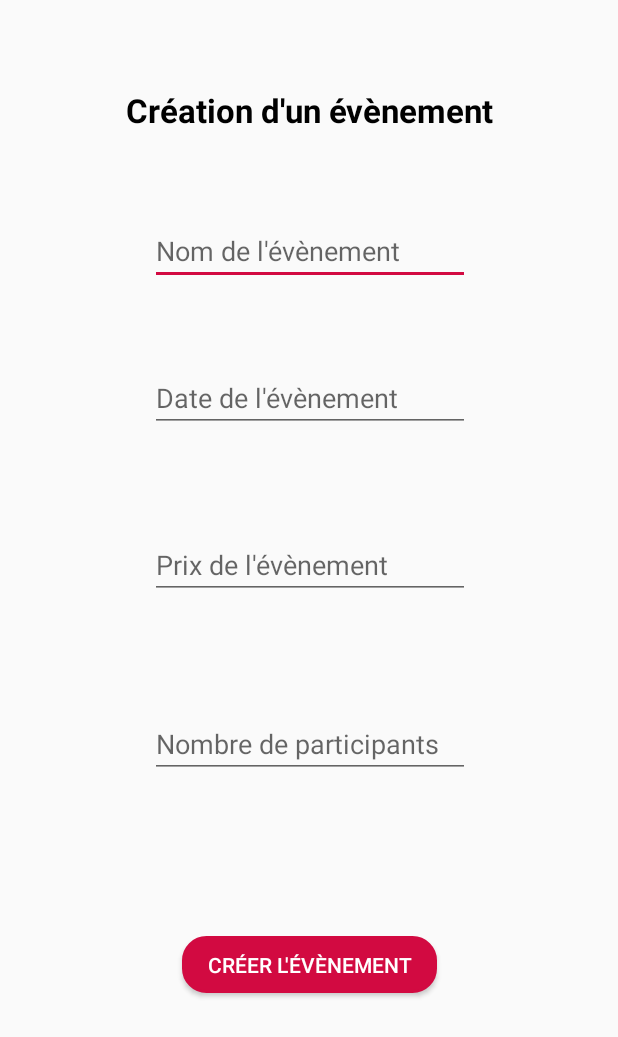
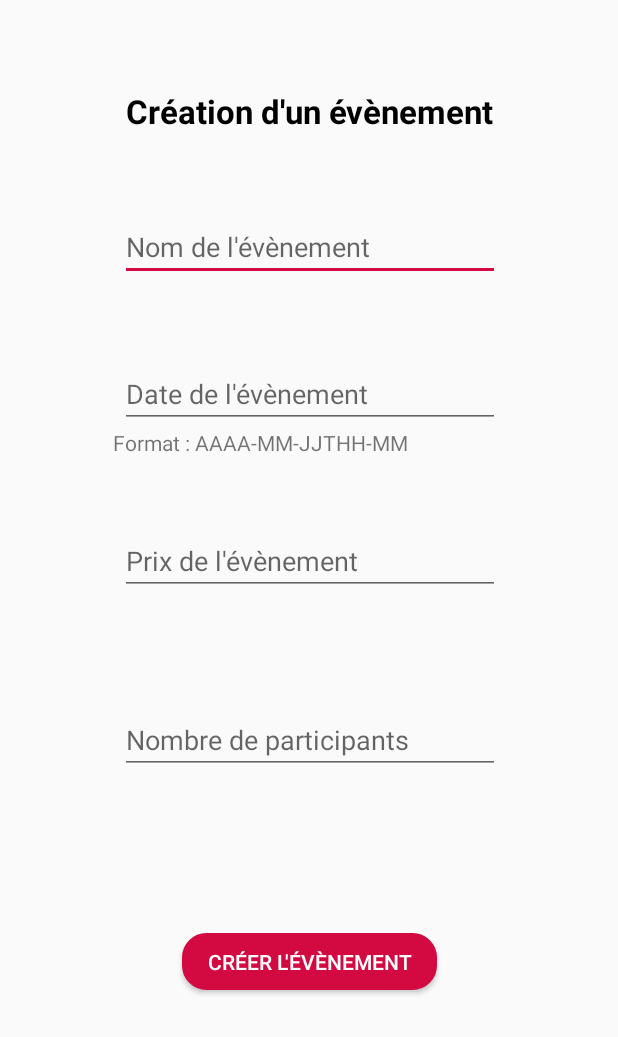
Before and after one commit to Haingue/SportIn, an Android app: the PageCreerEvent screen opened directly, with no data from a screen before it, on a phone screen of 412 x 824 dp. Shown: the top 1037 px of the screen. Run offline under Robolectric (Android 15) with nearby library versions, the phone set to English and light mode, and no system bars.

Commit message:
add page creation event

```diff
--- a/SportIn/app/src/main/java/fr/univ_lille1/iutinfo/sportin/PageCreerEvent.java
+++ b/SportIn/app/src/main/java/fr/univ_lille1/iutinfo/sportin/PageCreerEvent.java
@@ -1,7 +1,13 @@
 package fr.univ_lille1.iutinfo.sportin;
 
+import android.app.AlertDialog;
+import android.content.DialogInterface;
+import android.content.Intent;
+import android.net.Uri;
 import android.os.Bundle;
 import android.support.v7.app.AppCompatActivity;
+import android.view.View;
+import android.widget.Toast;
 
 /**
  * Created by magnierb on 23/03/18.
@@ -14,4 +20,20 @@ public class PageCreerEvent extends AppCompatActivity {
         super.setContentView(R.layout.activity_creer_event);
     }
 
+    public void creerEvent(View view){
+
+        if(true) { //TODO verifier que l'event est valide
+
+            //TODO creer l'event
+
+            Toast.makeText(getApplicationContext(),"Event crée",Toast.LENGTH_LONG).show();
+
+            Intent i = new Intent(this, PageNav.class);
+            startActivity(i);
+        } else {
+            Toast.makeText(getApplicationContext(),"Event invalide",Toast.LENGTH_LONG).show();
+        }
+
+    }
+
 }
--- a/SportIn/app/src/main/res/layout/activity_creer_event.xml
+++ b/SportIn/app/src/main/res/layout/activity_creer_event.xml
@@ -30,8 +30,8 @@
 
         <EditText
             android:id="@+id/nomEvent"
-            android:layout_width="wrap_content"
-            android:layout_height="wrap_content"
+            android:layout_width="253dp"
+            android:layout_height="42dp"
             android:layout_marginBottom="8dp"
             android:layout_marginLeft="8dp"
             android:layout_marginRight="8dp"
@@ -44,11 +44,13 @@
             app:layout_constraintLeft_toLeftOf="parent"
             app:layout_constraintRight_toRightOf="parent"
             app:layout_constraintTop_toTopOf="parent"
-            app:layout_constraintVertical_bias="0.179" />
+            app:layout_constraintVertical_bias="0.179"
+            tools:layout_editor_absoluteY="90dp"
+            tools:layout_editor_absoluteX="47dp" />
 
         <EditText
             android:id="@+id/dateEvent"
-            android:layout_width="wrap_content"
+            android:layout_width="253dp"
             android:layout_height="wrap_content"
             android:layout_marginBottom="8dp"
             android:layout_marginLeft="8dp"
@@ -66,7 +68,7 @@
 
         <EditText
             android:id="@+id/prixEvent"
-            android:layout_width="wrap_content"
+            android:layout_width="253dp"
             android:layout_height="wrap_content"
             android:layout_marginBottom="8dp"
             android:layout_marginLeft="8dp"
@@ -84,20 +86,20 @@
 
         <EditText
             android:id="@+id/nbPartEvent"
-            android:layout_width="wrap_content"
+            android:layout_width="253dp"
             android:layout_height="wrap_content"
+            android:layout_marginBottom="8dp"
+            android:layout_marginLeft="8dp"
+            android:layout_marginRight="8dp"
+            android:layout_marginTop="8dp"
             android:ems="10"
             android:hint="Nombre de participants"
             android:inputType="number"
-            android:layout_marginTop="8dp"
+            app:layout_constraintBottom_toBottomOf="parent"
+            app:layout_constraintHorizontal_bias="0.503"
+            app:layout_constraintLeft_toLeftOf="parent"
+            app:layout_constraintRight_toRightOf="parent"
             app:layout_constraintTop_toBottomOf="@+id/prixEvent"
-            app:layout_constraintBottom_toBottomOf="parent"
-            android:layout_marginBottom="8dp"
-            android:layout_marginLeft="8dp"
-            app:layout_constraintLeft_toLeftOf="parent"
-            android:layout_marginRight="8dp"
-            app:layout_constraintRight_toRightOf="parent"
-            app:layout_constraintHorizontal_bias="0.503"
             app:layout_constraintVertical_bias="0.181" />
 
         <Button
@@ -110,7 +112,7 @@
             android:layout_marginTop="8dp"
             android:background="@drawable/fond_bouton"
             android:backgroundTint="@color/color_sportin"
-            android:onClick="popUp"
+            android:onClick="creerEvent"
             android:text="Créer l'évènement"
             android:textColor="@android:color/background_light"
             app:layout_constraintBottom_toBottomOf="parent"
@@ -118,5 +120,21 @@
             app:layout_constraintRight_toRightOf="parent"
             app:layout_constraintTop_toBottomOf="@+id/nbPartEvent"
             app:layout_constraintVertical_bias="0.387" />
+
+        <TextView
+            android:id="@+id/textView2"
+            android:layout_width="wrap_content"
+            android:layout_height="wrap_content"
+            android:layout_marginBottom="8dp"
+            android:layout_marginLeft="8dp"
+            android:layout_marginRight="8dp"
+            android:layout_marginTop="0dp"
+            android:text="Format : AAAA-MM-JJTHH-MM"
+            app:layout_constraintBottom_toTopOf="@+id/prixEvent"
+            app:layout_constraintHorizontal_bias="0.339"
+            app:layout_constraintLeft_toLeftOf="parent"
+            app:layout_constraintRight_toRightOf="parent"
+            app:layout_constraintTop_toBottomOf="@+id/dateEvent"
+            app:layout_constraintVertical_bias="0.0" />
     </android.support.constraint.ConstraintLayout>
 </LinearLayout>
```
